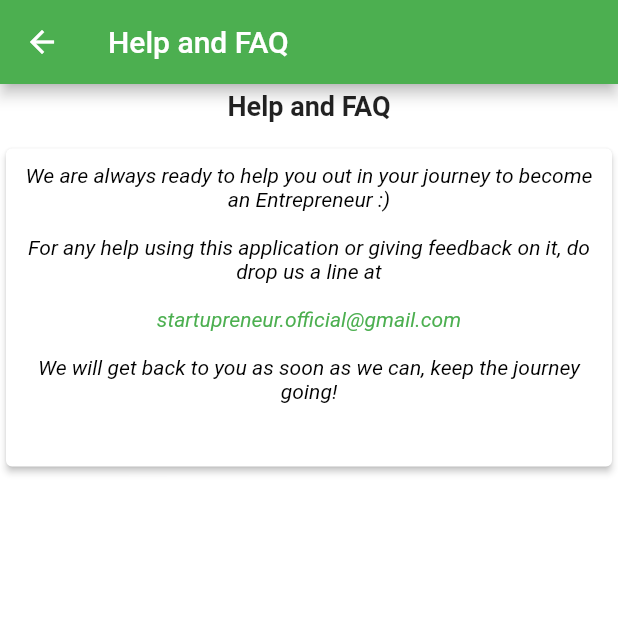
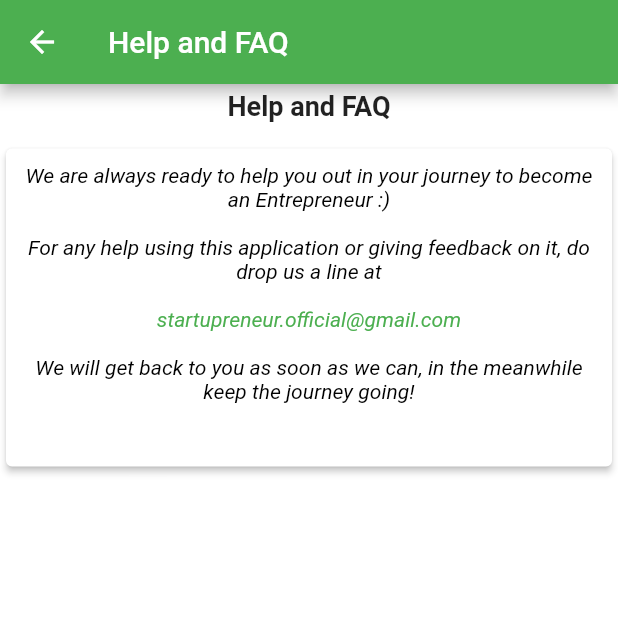
Before and after one commit to ritheshSalyan/Internship_project-1, a Flutter app: the HelpAndFaq screen opened directly, on a phone screen of 412 x 824 dp, the top half of it. Run offline on Flutter 3.47's test engine with Material 2 defaults, Android fonts, the phone set to English and light mode, and no system bars; our stand-ins replace animated_text_kit, auto_size_text, chewie, cloud_firestore, connectivity, dio and 23 more; missing offline and left inert: clipboard_manager, flutter_downloader, flutter_plugin_pdf_viewer, intro_views_flutter, permission, smart_flare and 1 more; accounts and stored records are empty.

```diff
--- a/lib/HelpandFAQ/helpAndFaq.dart
+++ b/lib/HelpandFAQ/helpAndFaq.dart
@@ -86,9 +86,6 @@
                       ),
                       TextSpan(
                         // recognizer: longPressGestureRecognizer.onLongPress,
-                        recognizer: LongPressGestureRecognizer(
-
-                        ),
                         text: "startupreneur.official@gmail.com\n\n",
                         style: TextStyle(
                           color: Colors.green,
@@ -98,7 +95,7 @@
                       ),
                       TextSpan(
                         text:
-                            "We will get back to you as soon as we can, keep the journey going!\n\n",
+                            "We will get back to you as soon as we can, in the meanwhile keep the journey going!\n\n",
                         style: TextStyle(
                           color: Colors.black,
                           fontSize: 14,
--- a/lib/additionalMaterial/additionalMaterial.dart
+++ b/lib/additionalMaterial/additionalMaterial.dart
@@ -117,7 +117,7 @@
     return CustomeOffline(
       onConnetivity: Scaffold(
         appBar: AppBar(
-          title: Text("Additional Material"),
+          title: Text("Additional Materials"),
         ),
         body: StreamBuilder<QuerySnapshot>(
           stream:
--- a/lib/timeline/MainRoadmap.dart
+++ b/lib/timeline/MainRoadmap.dart
@@ -429,7 +429,7 @@
                   ListTile(
                     leading: Icon(Icons.folder),
                     title: Text(
-                      'Additional Material',
+                      'Additional Materials',
                       style: TextStyle(
                         letterSpacing: 0.5,
                         color: Colors.green,
```
Also changed, not shown: lib/ChatBoardRoom/ChatBoardRoom.dart (+23 -6 lines).
